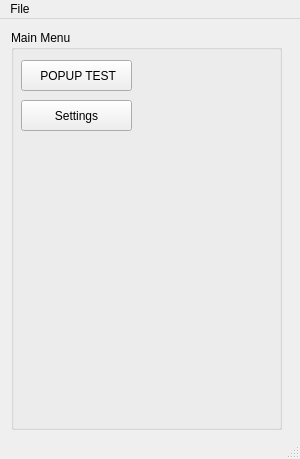
First picture: the form in src/mainwindow.ui, repository jeremy-davis-mcgill/ECSE424_project, before the edit.
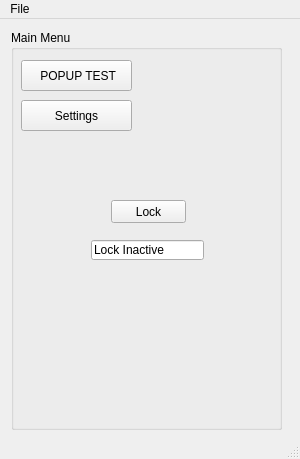
Second picture: the form after the edit.

Commit message: Implemented a simple lock button

Patch:
```diff
--- a/src/mainwindow.ui
+++ b/src/mainwindow.ui
@@ -104,6 +104,32 @@
           <string>Settings</string>
          </property>
         </widget>
+        <widget class="QPushButton" name="lockButton">
+         <property name="geometry">
+          <rect>
+           <x>100</x>
+           <y>170</y>
+           <width>75</width>
+           <height>23</height>
+          </rect>
+         </property>
+         <property name="text">
+          <string>Lock</string>
+         </property>
+        </widget>
+        <widget class="QLineEdit" name="lockStatus">
+         <property name="geometry">
+          <rect>
+           <x>80</x>
+           <y>210</y>
+           <width>113</width>
+           <height>20</height>
+          </rect>
+         </property>
+         <property name="text">
+          <string>Lock Inactive</string>
+         </property>
+        </widget>
        </widget>
       </widget>
       <widget class="QWidget" name="settingsPage">
```
The commit also changes 1 other file.
